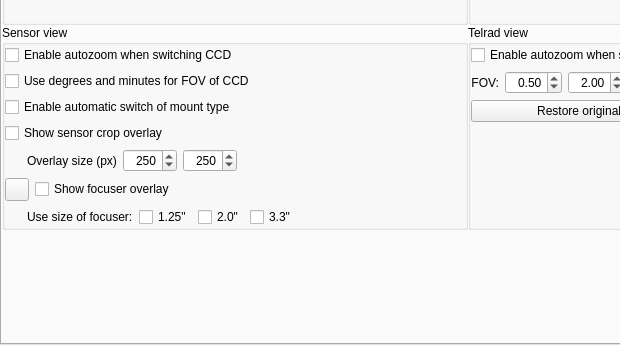
This is plugins/Oculars/src/gui/ocularDialog.ui in Stellarium/stellarium as Qt 5 draws it before an edit; both pictures show x 0 to 620 and y 274 to 619 of the 756 by 619 pixel window. The edited form follows.
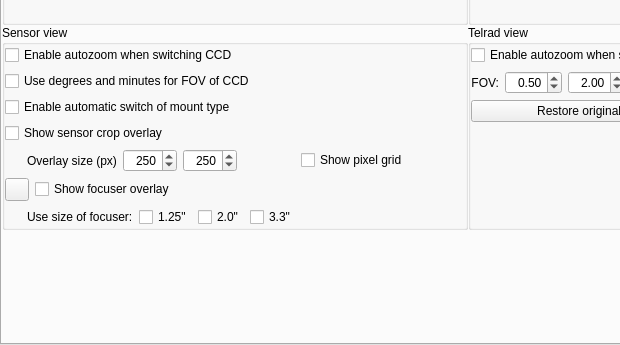
This is the edited form. Icons and pictures are not drawn. Custom widgets are drawn as their Qt base class.

Commit message:
Add Sensor Pixel Grid to Ocular plugin
inside Crop Overlay option
Adjust crop size to the binning to avoid miss aligned split
limit crop to sensor size

Patch:
```diff
--- a/plugins/Oculars/src/gui/ocularDialog.ui
+++ b/plugins/Oculars/src/gui/ocularDialog.ui
@@ -669,6 +669,29 @@
                  </property>
                 </spacer>
                </item>
+               <item>
+                <widget class="QCheckBox" name="checkBoxShowCcdCropOverlayPixelGrid">
+                 <property name="toolTip">
+                   <string>Enable Full Grid of sensor binned pixels.</string>
+                 </property>
+                 <property name="text">
+                   <string>Show pixel grid</string>
+                 </property>
+                </widget>
+               </item>
+                <item>
+                <spacer name="horizontalSpacer_4">
+                 <property name="orientation">
+                  <enum>Qt::Horizontal</enum>
+                 </property>
+                 <property name="sizeHint" stdset="0">
+                  <size>
+                   <width>40</width>
+                   <height>20</height>
+                  </size>
+                 </property>
+                </spacer>
+               </item>
               </layout>
              </item>
              <item row="1" column="0">
```
Left out of the diff: 4 changed lines with no effect on the pictures. The commit also changes 3 other files.
